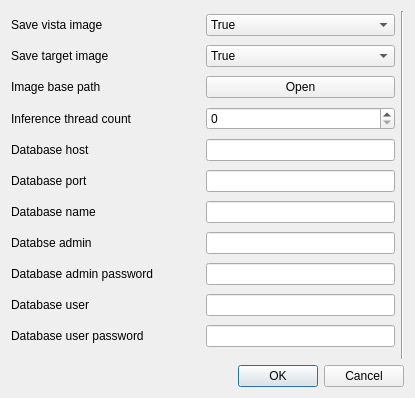
Oh-JongJin/js08, file js06/resources/config_view.ui: the form before one commit.
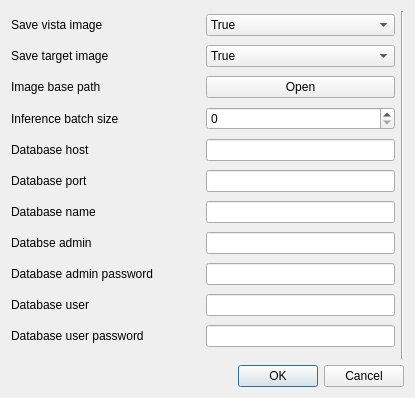
The form after the commit.

Diff of the .ui file:
```diff
--- a/js06/resources/config_view.ui
+++ b/js06/resources/config_view.ui
@@ -64,7 +64,7 @@
        <item row="3" column="0">
         <widget class="QLabel" name="label_5">
          <property name="text">
-          <string>Inference thread count</string>
+          <string>Inference batch size</string>
          </property>
         </widget>
        </item>
```
Left out of the diff: 2 changed lines with no effect on the pictures.
